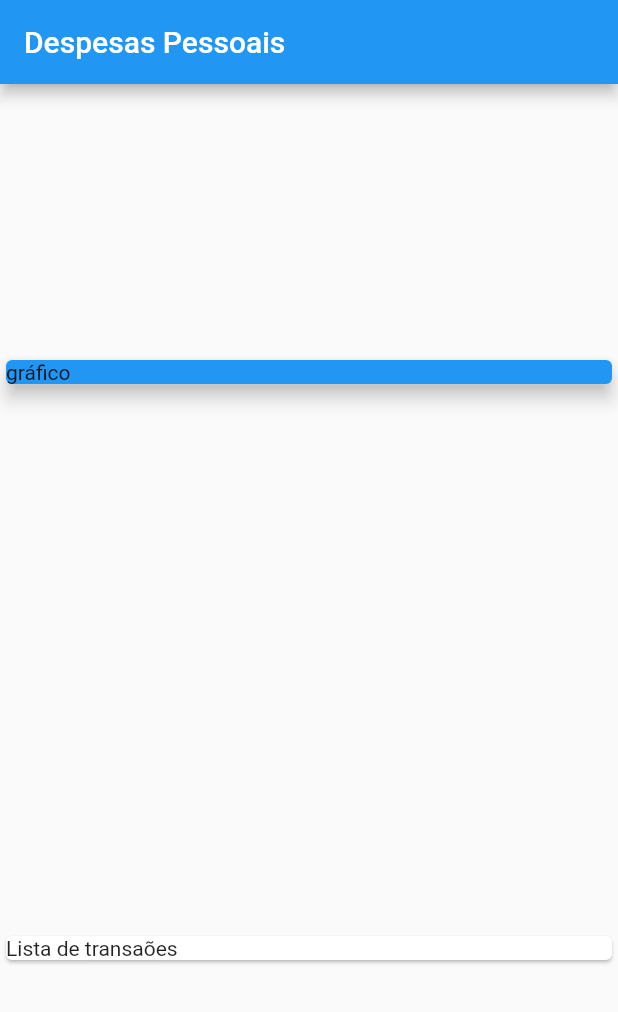
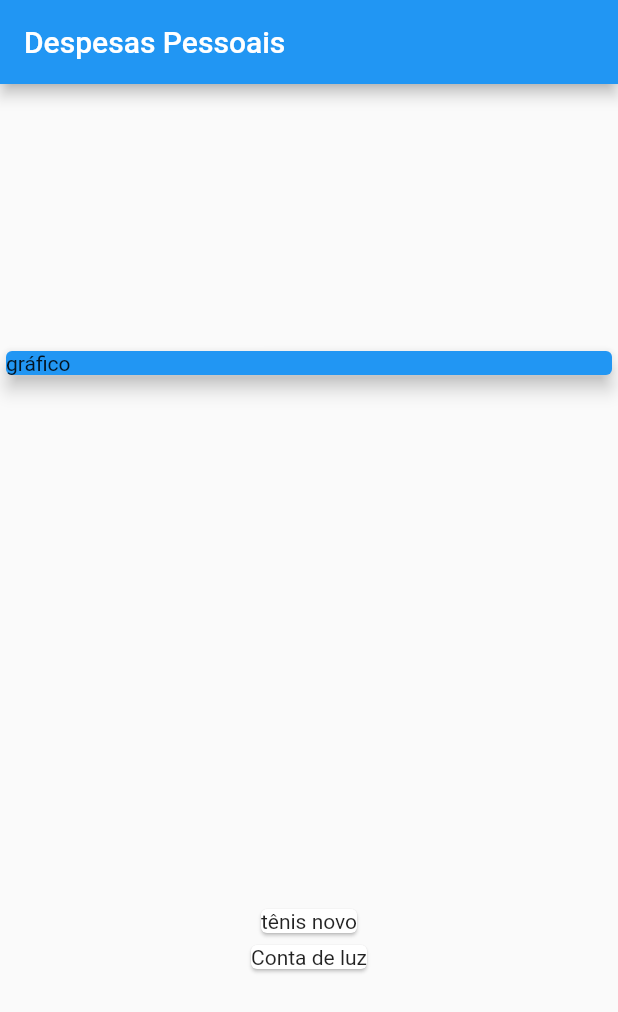
Before and after one commit to italosilva07/Udemy-Flutter-Cod3rCursosOnline-App_Despesas_Pessoais, a Flutter app: the screen it shows after launch, on a phone screen of 412 x 824 dp. Shown: the top 1012 px of the screen. Run offline on Flutter 3.47's test engine with Material 2 defaults, Android fonts, the phone set to English and light mode, and no system bars.

Commit message:
Adicionando lista para visualizacao

```diff
--- a/lib/main.dart
+++ b/lib/main.dart
@@ -45,9 +45,13 @@ class MyHomePage extends StatelessWidget {
               elevation: 5,
             ),
           ),
-          Card(
-            child: Text("Lista de transaões"),
-          )
+          Column(
+            children: _transactions
+                .map((tr) => Card(
+                      child: Text(tr.title),
+                    ))
+                .toList(),
+          ),
         ],
       ),
     );
```
